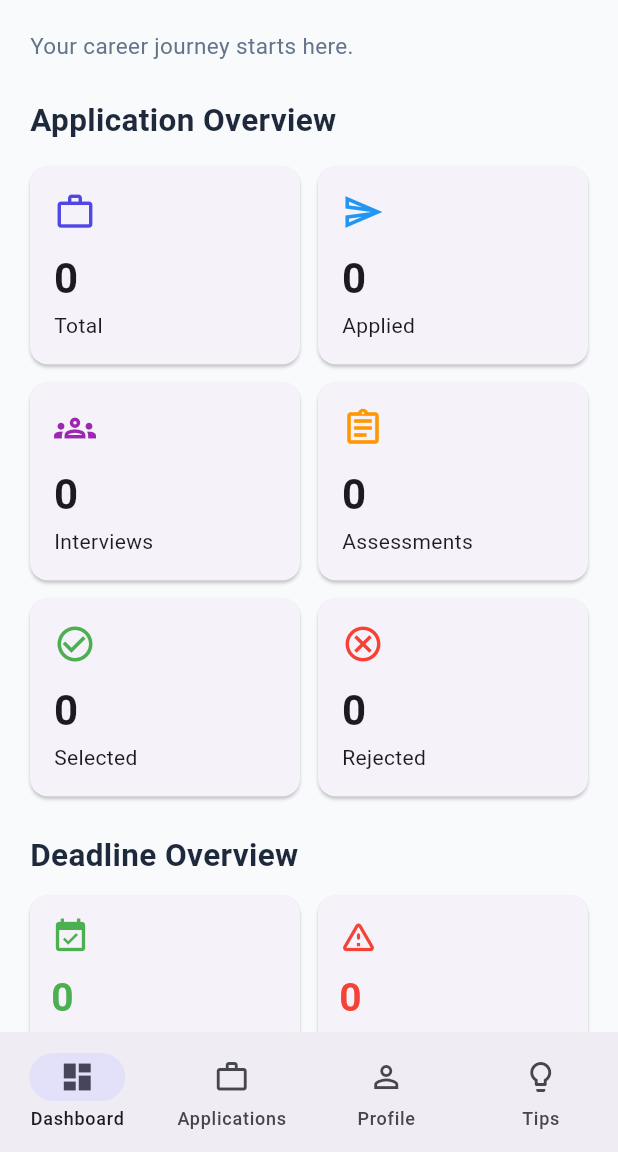
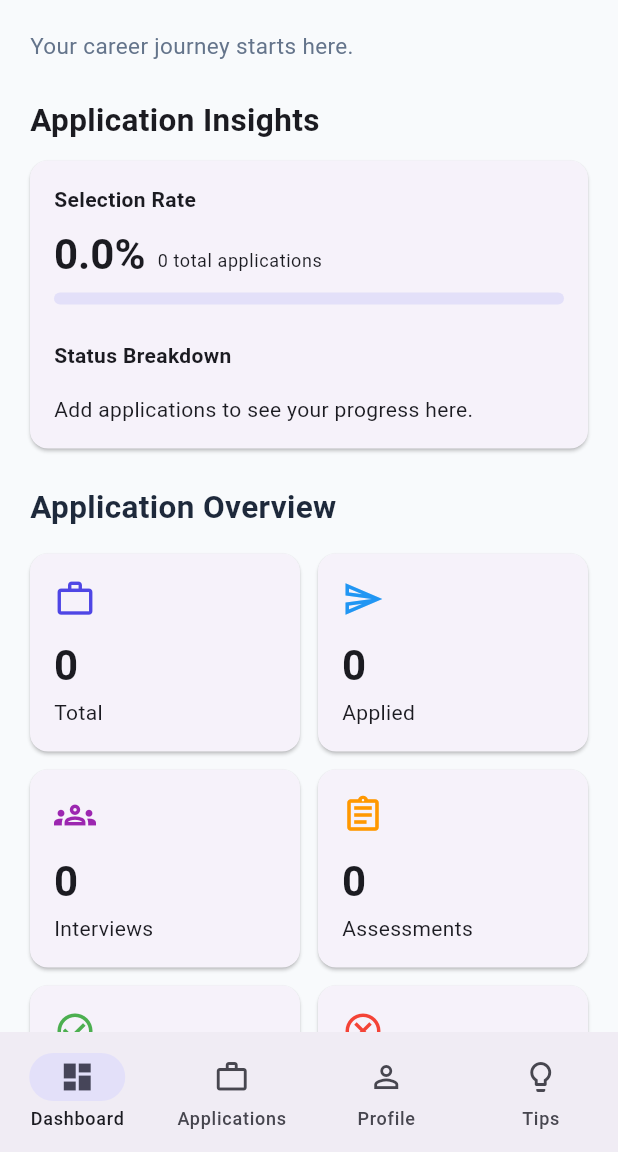
Before and after one commit to thagaramvamshi/internship_tracker, a Flutter app: the screen it shows after launch, on a phone screen of 412 x 824 dp, the part 84-1236 px from its top. Run offline on Flutter 3.47's test engine with Material 3 defaults, Android fonts, the phone set to English and light mode, and no system bars; our stand-ins replace shared_preferences; network calls fail.

Commit message:
Added application insights and status breakdown

```diff
--- a/lib/screens/dashboard_screen.dart
+++ b/lib/screens/dashboard_screen.dart
@@ -14,6 +14,38 @@ class DashboardScreen extends StatelessWidget {
   Widget build(BuildContext context) {
     final provider = context.watch<InternshipProvider>();
     final internships = provider.internships;
+    final totalApplications = internships.length;
+final selectionRate = totalApplications == 0
+    ? 0.0
+    : provider.selectedCount / totalApplications * 100;
+
+final statusBreakdown = <Map<String, dynamic>>[
+  {
+    'label': 'Applied',
+    'count': provider.appliedCount,
+    'color': Colors.blue,
+  },
+  {
+    'label': 'Assessment',
+    'count': provider.assessmentCount,
+    'color': Colors.orange,
+  },
+  {
+    'label': 'Interview',
+    'count': provider.interviewCount,
+    'color': Colors.purple,
+  },
+  {
+    'label': 'Selected',
+    'count': provider.selectedCount,
+    'color': Colors.green,
+  },
+  {
+    'label': 'Rejected',
+    'count': provider.rejectedCount,
+    'color': Colors.red,
+  },
+];
     final now = DateTime.now();
     final today = DateTime(now.year, now.month, now.day);
     final nextWeek = today.add(const Duration(days: 7));
@@ -73,7 +105,109 @@ class DashboardScreen extends StatelessWidget {
                 fontSize: 15,
               ),
             ),
+
             const SizedBox(height: 24),
+
+            const Text(
+              'Application Insights',
+              style: TextStyle(
+                fontSize: 21,
+                fontWeight: FontWeight.bold,
+              ),
+            ),
+            const SizedBox(height: 12),
+
+            Card(
+              child: Padding(
+                padding: const EdgeInsets.all(16),
+                child: Column(
+                  crossAxisAlignment: CrossAxisAlignment.start,
+                  children: [
+                    const Text(
+                      'Selection Rate',
+                      style: TextStyle(fontWeight: FontWeight.w600),
+                    ),
+                    const SizedBox(height: 8),
+                    Row(
+                      crossAxisAlignment: CrossAxisAlignment.end,
+                      children: [
+                        Text(
+                          '${selectionRate.toStringAsFixed(1)}%',
+                          style: Theme.of(context).textTheme.headlineMedium
+                              ?.copyWith(fontWeight: FontWeight.bold),
+                        ),
+                        const SizedBox(width: 8),
+                        Expanded(
+                          child: Padding(
+                            padding: const EdgeInsets.only(bottom: 5),
+                            child: Text(
+                              '$totalApplications total applications',
+                              style: Theme.of(context).textTheme.bodySmall,
+                            ),
+                          ),
+                        ),
+                      ],
+                    ),
+                    const SizedBox(height: 8),
+                    LinearProgressIndicator(
+                      value: selectionRate / 100,
+                      minHeight: 8,
+                      borderRadius: BorderRadius.circular(8),
+                    ),
+                    const SizedBox(height: 24),
+                    const Text(
+                      'Status Breakdown',
+                      style: TextStyle(fontWeight: FontWeight.w600),
+                    ),
+                    const SizedBox(height: 16),
+                    if (totalApplications == 0)
+                      const Text(
+                        'Add applications to see your progress here.',
+                      )
+                    else
+                      ...statusBreakdown.map((item) {
+                        final count = item['count'] as int;
+                        final color = item['color'] as Color;
+                        final label = item['label'] as String;
+                        final progress = count / totalApplications;
+
+                        return Padding(
+                          padding: const EdgeInsets.only(bottom: 16),
+                          child: Column(
+                            children: [
+                              Row(
+                                children: [
+                                  Expanded(child: Text(label)),
+                                  Text(
+                                    '$count',
+                                    style: const TextStyle(
+                                      fontWeight: FontWeight.bold,
+                                    ),
+                                  ),
+                                ],
+                              ),
+                              const SizedBox(height: 6),
+                              LinearProgressIndicator(
+                                value: progress,
+                                minHeight: 7,
+                                color: color,
+                                backgroundColor:
+                                    Theme.of(context).colorScheme.surfaceContainerHighest,
+                                borderRadius: BorderRadius.circular(8),
+                              ),
+                            ],
+                          ),
+                        );
+                      }),
+                  ],
+                ),
+              ),
+            ),
+
+            const SizedBox(height: 24),
+
+            // Deadline overview
+
             const Text(
               'Application Overview',
               style: TextStyle(
```
